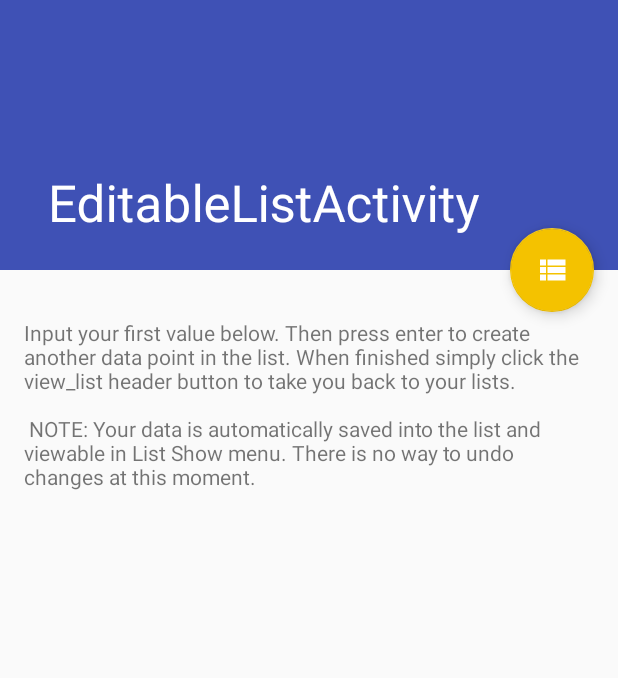
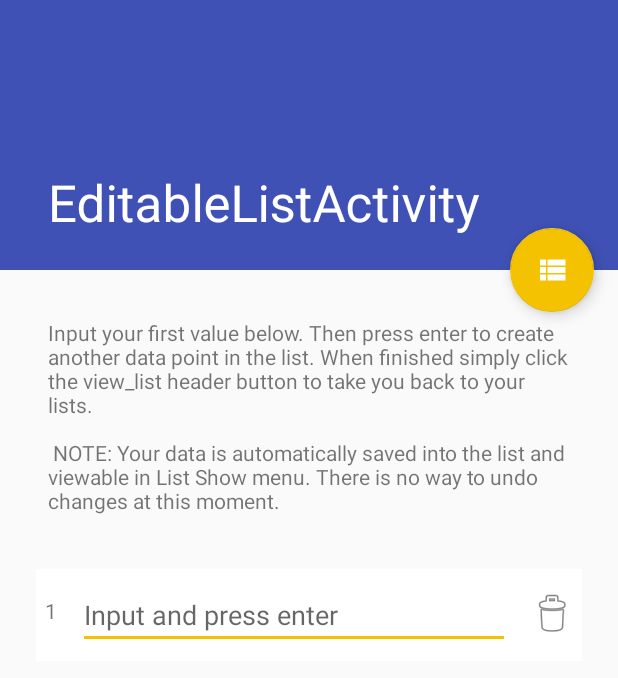
Before and after one commit to JohnGJackson0/GoStat, an Android app: the EditableListActivity screen opened directly, with no data from a screen before it, on a phone screen of 412 x 824 dp. Shown: the top 678 px of the screen. Run offline under Robolectric (Android 15) with nearby library versions, the phone set to English and light mode, and no system bars; 1 statement that could not run was skipped.

Commit message:
add editable list to template

```diff
--- a/app/build.gradle
+++ b/app/build.gradle
@@ -24,6 +24,7 @@ dependencies {
     implementation 'com.android.support:appcompat-v7:27.1.1'
     implementation 'com.android.support.constraint:constraint-layout:1.1.2'
     implementation 'com.android.support:design:27.1.1'
+    implementation 'com.android.support:recyclerview-v7:27.1.1'
     testImplementation 'junit:junit:4.12'
     androidTestImplementation 'com.android.support.test:runner:1.0.2'
     androidTestImplementation 'com.android.support.test.espresso:espresso-core:3.0.2'
--- a/app/src/main/AndroidManifest.xml
+++ b/app/src/main/AndroidManifest.xml
@@ -12,7 +12,8 @@
         <activity
             android:name=".ShowListsActivity"
             android:label="@string/app_name"
-            android:theme="@style/AppTheme.NoActionBar">
+            android:theme="@style/AppTheme.NoActionBar"
+            android:windowSoftInputMode="adjustPan" >
             <intent-filter>
                 <action android:name="android.intent.action.MAIN" />
 
--- /dev/null
+++ b/app/src/main/java/com/example/jgjio_desktop/gostats/DataPoint.java
@@ -0,0 +1,46 @@
+package com.example.jgjio_desktop.gostats;
+
+public class DataPoint {
+    private Double dataPointValue;
+    private boolean isEnabled;
+
+    DataPoint(boolean isEnabled) {
+        this.isEnabled = isEnabled;
+        dataPointValue = null;
+    }
+
+    DataPoint(double value, boolean isEnabled) {
+        dataPointValue = value;
+        this.isEnabled = isEnabled;
+    }
+
+    DataPoint(double value) {
+        dataPointValue = value;
+        isEnabled = true;
+    }
+
+    public double get() {
+        return dataPointValue;
+    }
+
+    public void set(double value) {
+        dataPointValue = value;
+    }
+
+    public boolean isEnabled() {
+        return isEnabled;
+    }
+
+    public void enable() {
+        isEnabled = true;
+    }
+
+    public void disable() {
+        isEnabled = false;
+    }
+
+    public String toString() {
+        return Double.toString(dataPointValue);
+    }
+
+}
--- a/app/src/main/java/com/example/jgjio_desktop/gostats/EditableListActivity.java
+++ b/app/src/main/java/com/example/jgjio_desktop/gostats/EditableListActivity.java
@@ -4,11 +4,19 @@ import android.os.Bundle;
 import android.support.design.widget.FloatingActionButton;
 import android.support.design.widget.Snackbar;
 import android.support.v7.app.AppCompatActivity;
+import android.support.v7.widget.LinearLayoutManager;
+import android.support.v7.widget.RecyclerView;
 import android.support.v7.widget.Toolbar;
 import android.view.View;
 
+import java.util.ArrayList;
+import java.util.List;
+
 public class EditableListActivity extends AppCompatActivity {
-    private String name;
+    private RecyclerViewEditableListAdapter mEditableDataRowListRecyclerViewAdapter;
+    private RecyclerView mEditableDataRowList;
+    private List<DataPoint> dataList = new ArrayList<DataPoint>();
+
 
     @Override
     protected void onCreate(Bundle savedInstanceState) {
@@ -27,9 +35,26 @@ public class EditableListActivity extends AppCompatActivity {
         fab.setOnClickListener(new View.OnClickListener() {
             @Override
             public void onClick(View view) {
-                Snackbar.make(view, "Replace with your own action", Snackbar.LENGTH_LONG)
-                        .setAction("Action", null).show();
+                finish();
             }
         });
+
+        configureRecyclerView();
+        //createDataRow();
+    }
+
+    private void configureRecyclerView() {
+        mEditableDataRowList = findViewById(R.id.rv_dataRowList);
+        LinearLayoutManager layoutManager = new LinearLayoutManager(this);
+        mEditableDataRowList.setLayoutManager(layoutManager);
+        mEditableDataRowList.setHasFixedSize(true);
+        mEditableDataRowListRecyclerViewAdapter = new RecyclerViewEditableListAdapter(dataList);
+        mEditableDataRowList.setAdapter(mEditableDataRowListRecyclerViewAdapter);
+        mEditableDataRowList.setNestedScrollingEnabled(false);
+    }
+
+    private int createDataRow() {
+        mEditableDataRowListRecyclerViewAdapter.addItem();
+        return mEditableDataRowListRecyclerViewAdapter.getItemCount();
     }
 }
--- /dev/null
+++ b/app/src/main/java/com/example/jgjio_desktop/gostats/RecyclerViewEditableListAdapter.java
@@ -0,0 +1,151 @@
+package com.example.jgjio_desktop.gostats;
+
+import android.content.Context;
+import android.support.v7.widget.RecyclerView;
+import android.text.Editable;
+import android.text.TextWatcher;
+import android.view.KeyEvent;
+import android.view.LayoutInflater;
+import android.view.View;
+import android.view.ViewGroup;
+import android.widget.EditText;
+import android.widget.ImageView;
+import android.widget.TextView;
+
+import java.util.List;
+
+public class RecyclerViewEditableListAdapter extends RecyclerView.Adapter<RecyclerViewEditableListAdapter.NumberViewHolder> {
+    private int mNumberOfEditableRows = 0;
+    private List<DataPoint> mDataList;
+
+    public RecyclerViewEditableListAdapter(List<DataPoint> dataList) {
+        mDataList = dataList;
+        addItem();
+    }
+
+    public void addItem() {
+        DataPoint mDataPoint = new DataPoint(false);
+        mNumberOfEditableRows++;
+        mDataList.add(mDataPoint);
+        this.notifyItemInserted(mNumberOfEditableRows);
+    }
+
+    @Override
+    public int getItemCount() {
+        return mNumberOfEditableRows;
+    }
+
+    class NumberViewHolder extends RecyclerView.ViewHolder {
+        TextView mIndexOfEditableRow;
+        EditText mEditableDataPoint;
+        ImageView mDeletionButton;
+
+        public MyCustomEditTextListener myCustomEditTextListener;
+
+        public NumberViewHolder(View itemView, MyCustomEditTextListener myCustomEditTextListener) {
+            super(itemView);
+
+            mIndexOfEditableRow =  itemView.findViewById(R.id.dataPointIndexTextView);
+            mEditableDataPoint =  itemView.findViewById(R.id.dataPoint);
+            mDeletionButton = itemView.findViewById(R.id.deleteDataPoint);
+            this.myCustomEditTextListener = myCustomEditTextListener;
+            mEditableDataPoint.addTextChangedListener(myCustomEditTextListener);
+
+        }
+
+        void bindData (int listIndex) {
+            mIndexOfEditableRow.setText(String.valueOf(listIndex + 1)); //start index at 1 instead of 0
+        }
+
+
+        private void nextEnterEditTextListener() {
+
+            mEditableDataPoint.setOnKeyListener(new View.OnKeyListener() {
+                public boolean onKey(View v, int keyCode, KeyEvent event) {
+                    // If the event is a key-down event on the "enter" button
+                    if ((event.getAction() == KeyEvent.ACTION_DOWN) &&
+                            (keyCode == KeyEvent.KEYCODE_ENTER)) {
+                        createDataRow();
+                        removeOnKeyListener(mEditableDataPoint);
+                    }
+                    return false;
+                }
+            });
+
+        }
+
+    }
+
+    private void removeOnKeyListener(EditText editText) {
+        editText.setOnKeyListener(null);
+    }
+
+    public int createDataRow() {
+        this.addItem();
+        return this.getItemCount();
+    }
+
+    //DO NOT ADD TOO MUCH IN THIS METHOD.
+    @Override
+    public void onBindViewHolder(RecyclerViewEditableListAdapter.NumberViewHolder holder, final int position) {
+        holder.bindData(position);
+        holder.nextEnterEditTextListener();
+        holder.myCustomEditTextListener.updatePosition(holder.getAdapterPosition());
+
+        if (mDataList.get(holder.getAdapterPosition()).isEnabled()) {
+            holder.mEditableDataPoint.setText(mDataList.get(holder.getAdapterPosition()).toString());
+        } else {
+            holder.mEditableDataPoint.setText(null);
+        }
+    }
+
+    @Override
+    public NumberViewHolder onCreateViewHolder(ViewGroup viewGroup, int viewType) {
+        int templateLayoutID = R.layout.data_row;
+        Context context = viewGroup.getContext();
+        boolean shouldAttachToParentImmediately = false;
+
+
+        LayoutInflater inflater = LayoutInflater.from(context);
+        View view = inflater.inflate(templateLayoutID, viewGroup, shouldAttachToParentImmediately);
+        NumberViewHolder viewHolder = new NumberViewHolder(view, new MyCustomEditTextListener());
+
+        return viewHolder;
+    }
+
+    private class MyCustomEditTextListener implements TextWatcher {
+        private int position;
+
+        public void updatePosition(int position) {
+            this.position = position;
+        }
+
+        @Override
+        public void beforeTextChanged(CharSequence charSequence, int i, int i2, int i3) {
+            // no op
+        }
+
+        @Override
+        public void onTextChanged(CharSequence charSequence, int i, int i2, int i3) {
+
+
+            if (!(charSequence.toString() == "" || charSequence.toString() == null
+                    || charSequence.toString().isEmpty())) {
+                mDataList.get(position).enable();
+                mDataList.get(position).set(Double.parseDouble(charSequence.toString()));
+            } else {
+                mDataList.get(position).disable();
+            }
+
+        }
+
+        @Override
+        public void afterTextChanged(Editable editable) {
+            // no op
+        }
+    }
+
+
+
+
+}
--- a/app/src/main/res/layout/content_editable_list.xml
+++ b/app/src/main/res/layout/content_editable_list.xml
@@ -1,4 +1,7 @@
 <?xml version="1.0" encoding="utf-8"?>
+
+
+
 <android.support.v4.widget.NestedScrollView xmlns:android="http://schemas.android.com/apk/res/android"
     xmlns:app="http://schemas.android.com/apk/res-auto"
     xmlns:tools="http://schemas.android.com/tools"
@@ -6,12 +9,37 @@
     android:layout_height="match_parent"
     app:layout_behavior="@string/appbar_scrolling_view_behavior"
     tools:context=".EditableListActivity"
-    tools:showIn="@layout/activity_editable_list">
+    tools:showIn="@layout/activity_editable_list"
+    android:fillViewport="true">
 
-    <TextView
-        android:layout_width="wrap_content"
-        android:layout_height="wrap_content"
-        android:layout_margin="@dimen/text_margin"
-        android:text="@string/introductory_text_for_editable_list_activity" />
+    <RelativeLayout xmlns:android="http://schemas.android.com/apk/res/android"
+        android:layout_width="match_parent"
+        android:layout_height="match_parent"
+        android:paddingLeft="16dp"
+        android:paddingRight="16dp" >
+
+
+        <TextView
+            android:id="@+id/introductory_text_editable_list_activity"
+            android:layout_width="match_parent"
+            android:layout_height="wrap_content"
+            android:layout_margin="@dimen/text_margin"
+            android:layout_marginEnd="8dp"
+            android:layout_marginStart="8dp"
+            android:layout_marginTop="8dp"
+            android:text="@string/introductory_text_for_editable_list_activity" />
+
+        <android.support.v7.widget.RecyclerView
+            app:layout_behavior="@string/appbar_scrolling_view_behavior"
+            android:id="@+id/rv_dataRowList"
+            android:layout_width="match_parent"
+            android:layout_height="match_parent"
+            android:layout_marginBottom="32dp"
+            android:layout_marginEnd="8dp"
+            android:layout_marginStart="8dp"
+            android:layout_marginTop="16dp"
+            android:layout_below="@id/introductory_text_editable_list_activity"/>
+
+    </RelativeLayout>
 
 </android.support.v4.widget.NestedScrollView>
--- /dev/null
+++ b/app/src/main/res/layout/data_row.xml
@@ -0,0 +1,39 @@
+<?xml version="1.0" encoding="utf-8"?>
+<LinearLayout
+    xmlns:android="http://schemas.android.com/apk/res/android"
+    android:orientation="horizontal"
+    android:layout_width="match_parent"
+    android:layout_height="wrap_content"
+    android:id = "@+id/dataRowTemplate"
+    android:background ="@color/colorWhite"
+    android:layout_marginTop="4dp">
+
+
+    <TextView
+        android:layout_width="wrap_content"
+        android:layout_height="wrap_content"
+        android:padding = "2dp"
+        android:layout_margin="4dp"
+        android:id = "@+id/dataPointIndexTextView"
+        android:text = "1"/>
+
+
+    <EditText
+        android:layout_margin="8dp"
+        android:id="@+id/dataPoint"
+        android:hint="Input and press enter"
+        android:layout_weight="1"
+        android:maxLines="1"
+        android:inputType="numberDecimal"
+        android:layout_width="0dp"
+        android:layout_height="wrap_content"/>
+
+    <ImageView
+        android:id="@+id/deleteDataPoint"
+        android:paddingTop="10dp"
+        android:layout_width="wrap_content"
+        android:layout_margin="4dp"
+        android:src="@android:drawable/ic_menu_delete"
+        android:layout_height="wrap_content"/>
+
+</LinearLayout>
--- a/app/src/main/res/values/colors.xml
+++ b/app/src/main/res/values/colors.xml
@@ -3,4 +3,5 @@
     <color name="colorPrimary">#3F51B5</color>
     <color name="colorPrimaryDark">#303F9F</color>
     <color name="colorAccent">#F4C200</color>
+    <color name="colorWhite">#FFF</color>
 </resources>
```
Also changed, not shown: app/src/main/java/com/example/jgjio_desktop/gostats/EditableDataPoint.java (added, +46 -0 lines).
